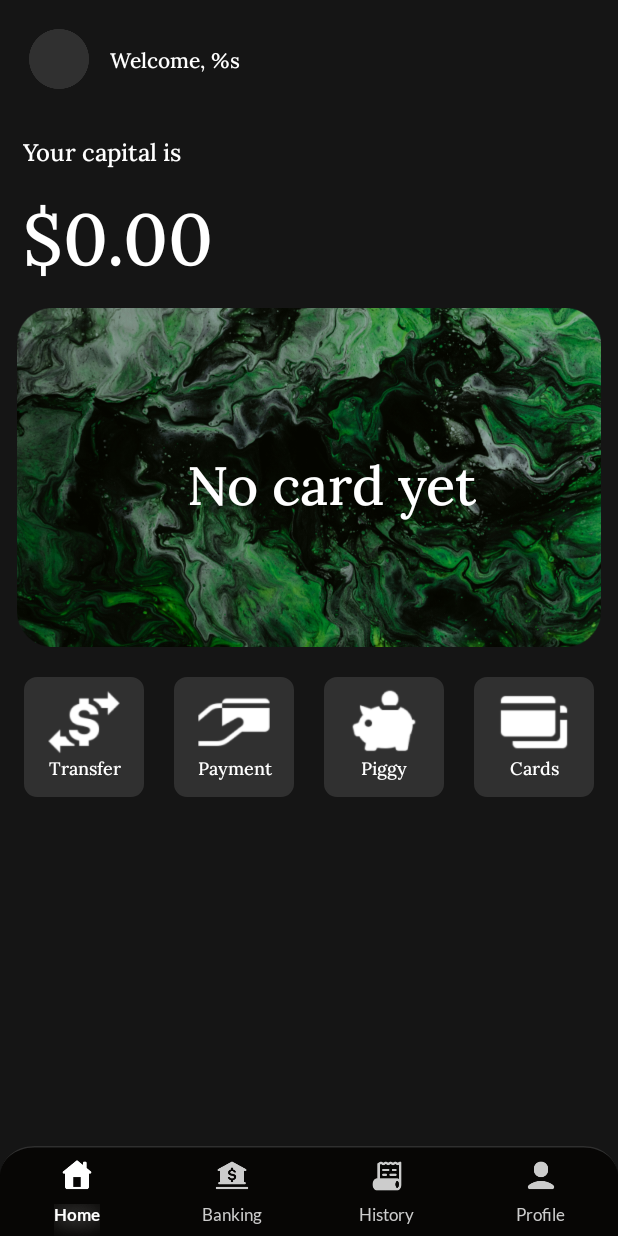
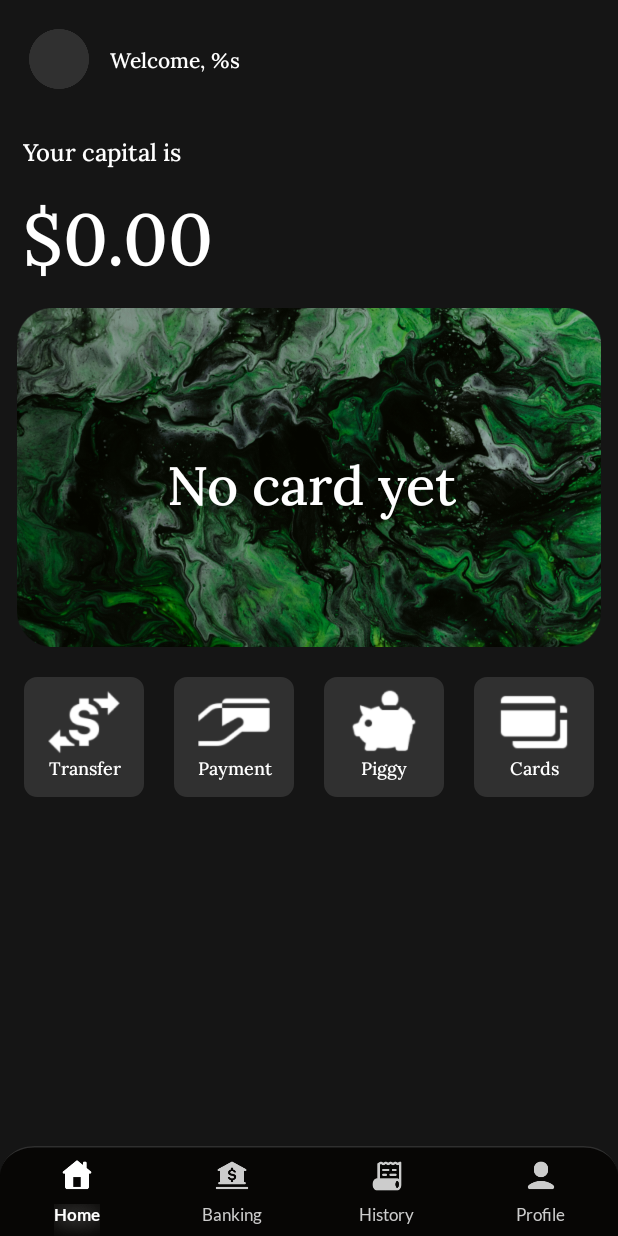
Before and after one commit to pinomo1/DolmaBank, an Android app: the HomescreenFragment screen opened through its navigation route, on a phone screen of 412 x 824 dp. Run offline under Robolectric (Android 15) with nearby library versions, the light colour scheme and no system bars; our stand-ins replace Room's generated code, navigation-ui; 2 statements that could not run were skipped.

Commit message:
Fixed center in MainCard in home fragment

```diff
--- a/app/src/main/res/layout/homescreen_fragment.xml
+++ b/app/src/main/res/layout/homescreen_fragment.xml
@@ -112,7 +112,7 @@
                 android:fontFamily="@font/lora_medium"
                 android:text="@string/no_card_yet"
                 android:textColor="@color/white"
-                android:layout_marginStart="113dp"
+                android:layout_marginStart="100dp"
                 android:layout_marginTop="90dp"
                 app:layout_constraintBottom_toBottomOf="@id/frameLayout"
                 app:layout_constraintStart_toStartOf="@id/frameLayout"
```
